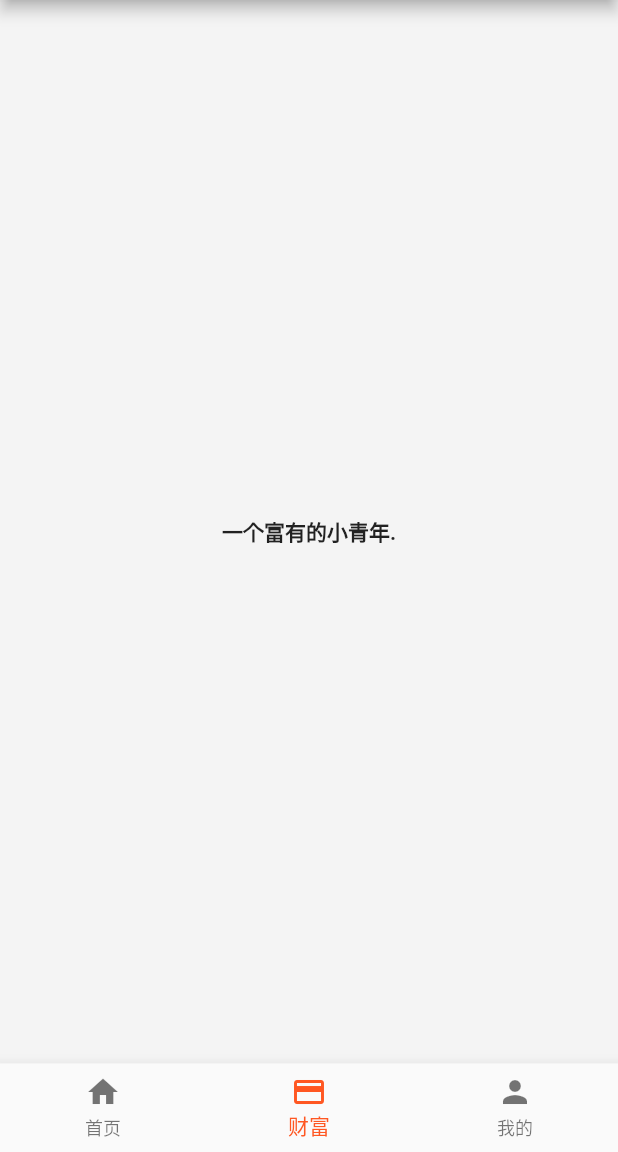
After one commit to zhongmeizhi/fultter-example-app, a Flutter app: the screen it shows after launch, item 2 of the bottom bar chosen, on a phone screen of 412 x 824 dp, the part 84-1236 px from its top. The commit adds this screen. Run offline on Flutter 3.47's test engine with Material 2 defaults, Android fonts, the phone set to English and light mode, and no system bars.

Commit message:
代码抽离

```diff
--- a/lib/main.dart
+++ b/lib/main.dart
@@ -1,4 +1,7 @@
 import 'package:flutter/material.dart';
+import 'package:flutter_app/home/homepage.dart';
+import 'package:flutter_app/treasure/treasurepage.dart';
+import 'package:flutter_app/customer/customerpage.dart';
 
 void main() => runApp(MyApp());
 
@@ -10,22 +13,22 @@ class MyApp extends StatelessWidget {
       theme: ThemeData(
         primarySwatch: Colors.deepOrange,
       ),
-      home: MyHomePage(title: '金融理财'),
+      home: MainPage(title: '金融理财'),
     );
   }
 }
 
-class MyHomePage extends StatefulWidget {
+class MainPage extends StatefulWidget {
 
   final String title;
 
-  MyHomePage({Key key, this.title}) : super(key: key);
+  MainPage({Key key, this.title}) : super(key: key);
 
   @override
-  _MyHomePageState createState() => _MyHomePageState();
+  _MainPageState createState() => _MainPageState();
 }
 
-class _MyHomePageState extends State<MyHomePage> {
+class _MainPageState extends State<MainPage> {
   int _selectedIndex = 0;
 
   @override
@@ -60,35 +63,17 @@ class _MyHomePageState extends State<MyHomePage> {
   }
   Widget _distributeHome () { // 分发Home页面路由
     switch(_selectedIndex) {
+      case 0:
+        return new HomePage();
+        break;
       case 1:
-        return Container(
-          child: Text(
-            '你的财富页',
-            textAlign: TextAlign.center,
-            overflow: TextOverflow.ellipsis,
-            style: TextStyle(fontWeight: FontWeight.bold),
-          )
-        );
+        return new TreasurePage();
       break;
       case 2:
-        return Container(
-          child: Text(
-            '这是你的页面',
-            textAlign: TextAlign.center,
-            overflow: TextOverflow.ellipsis,
-            style: TextStyle(fontWeight: FontWeight.bold),
-          )
-        );
+        return new CustomerPage();
       break;
       default:
-        return Container(
-          child: Text(
-            '首页',
-            textAlign: TextAlign.center,
-            overflow: TextOverflow.ellipsis,
-            style: TextStyle(fontWeight: FontWeight.bold),
-          )
-        );
+        return HomePage();
       break;
     }
   }
--- /dev/null
+++ b/lib/treasure/treasurepage.dart
@@ -0,0 +1,31 @@
+import 'package:flutter/material.dart';
+
+class TreasurePage extends StatefulWidget {
+  @override
+  TreasurePageState createState() => TreasurePageState();
+}
+
+class TreasurePageState extends State<TreasurePage> {
+  double screenWidth = 0.0;
+
+  @override
+  Widget build(BuildContext context) {
+    screenWidth = MediaQuery.of(context).size.width;
+    return Scaffold(
+      backgroundColor: Color(0xFFF4F4F4),
+      body: Container(
+        child: _userInfoWidget(),
+      )
+    );
+  }
+}
+
+Widget _userInfoWidget () {
+  return Center(
+    child: Text(
+      '一个富有的小青年.',
+      overflow: TextOverflow.ellipsis,
+      style: TextStyle(fontWeight: FontWeight.bold),
+    ),
+  );
+}
```
Also changed, not shown: lib/customer/customerpage.dart (added, +30 -0 lines), lib/home/homepage.dart (+11 -8 lines).
